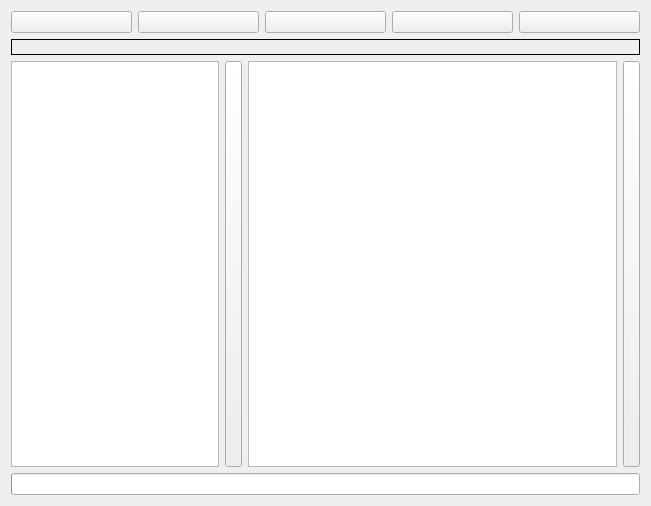
This is dialogy/multivideolicovani.ui in RaphCucul/Image-registration-GUI as Qt 5 draws it before an edit. The edited form follows.
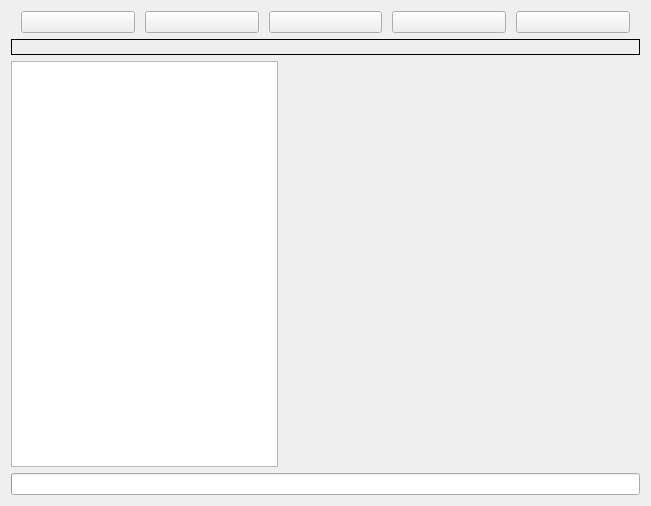
This is the edited form.

```diff
--- a/dialogy/multivideolicovani.ui
+++ b/dialogy/multivideolicovani.ui
@@ -16,6 +16,15 @@
   <layout class="QVBoxLayout" name="verticalLayout">
    <item>
     <layout class="QHBoxLayout" name="horizontalLayout">
+     <property name="spacing">
+      <number>10</number>
+     </property>
+     <property name="leftMargin">
+      <number>10</number>
+     </property>
+     <property name="rightMargin">
+      <number>10</number>
+     </property>
      <item>
       <widget class="QPushButton" name="chooseMultiVPB">
        <property name="styleSheet">
@@ -79,7 +88,7 @@
     </layout>
    </item>
    <item>
-    <layout class="QGridLayout" name="gridLayout" columnstretch="1,2" columnminimumwidth="0,0">
+    <layout class="QGridLayout" name="gridLayout" columnstretch="3,4" columnminimumwidth="0,0">
      <item row="1" column="0">
       <widget class="QTableWidget" name="listOfVideos">
        <property name="sizeAdjustPolicy">
@@ -118,49 +127,7 @@
       </widget>
      </item>
      <item row="1" column="1">
-      <layout class="QHBoxLayout" name="horizontalLayout_2">
-       <item>
-        <widget class="QPushButton" name="leftArrowPB">
-         <property name="sizePolicy">
-          <sizepolicy hsizetype="Minimum" vsizetype="Preferred">
-           <horstretch>0</horstretch>
-           <verstretch>0</verstretch>
-          </sizepolicy>
-         </property>
-         <property name="maximumSize">
-          <size>
-           <width>17</width>
-           <height>16777215</height>
-          </size>
-         </property>
-         <property name="text">
-          <string/>
-         </property>
-        </widget>
-       </item>
-       <item>
-        <widget class="QTableWidget" name="videoParameters"/>
-       </item>
-       <item>
-        <widget class="QPushButton" name="rightArrowPB">
-         <property name="sizePolicy">
-          <sizepolicy hsizetype="Minimum" vsizetype="Preferred">
-           <horstretch>0</horstretch>
-           <verstretch>0</verstretch>
-          </sizepolicy>
-         </property>
-         <property name="maximumSize">
-          <size>
-           <width>17</width>
-           <height>16777215</height>
-          </size>
-         </property>
-         <property name="text">
-          <string/>
-         </property>
-        </widget>
-       </item>
-      </layout>
+      <layout class="QHBoxLayout" name="horizontalLayout_2"/>
      </item>
      <item row="2" column="0" colspan="2">
       <widget class="QProgressBar" name="progressBar">
```
